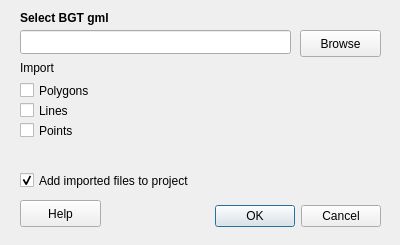
Before: the Qt Designer form bgt_import_dialog_base.ui in MarcoDuiker/QGIS_BGT_Import, drawn with Qt 5.
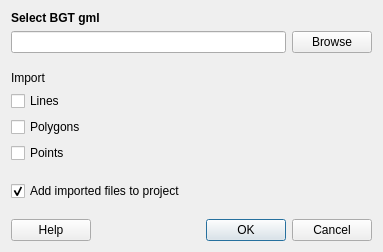
After: the same form once the commit is applied.

Commit message: dutch translation and window resizable

Diff of the .ui file:
```diff
--- a/bgt_import_dialog_base.ui
+++ b/bgt_import_dialog_base.ui
@@ -6,67 +6,18 @@
    <rect>
     <x>0</x>
     <y>0</y>
-    <width>400</width>
-    <height>245</height>
+    <width>383</width>
+    <height>252</height>
    </rect>
   </property>
   <property name="windowTitle">
    <string>BGT Import</string>
   </property>
-  <widget class="QDialogButtonBox" name="button_box">
-   <property name="geometry">
-    <rect>
-     <x>40</x>
-     <y>200</y>
-     <width>341</width>
-     <height>32</height>
-    </rect>
-   </property>
-   <property name="orientation">
-    <enum>Qt::Horizontal</enum>
-   </property>
-   <property name="standardButtons">
-    <set>QDialogButtonBox::Cancel|QDialogButtonBox::Ok</set>
-   </property>
-  </widget>
-  <widget class="QPushButton" name="fileBrowseButton_2">
-   <property name="geometry">
-    <rect>
-     <x>300</x>
-     <y>30</y>
-     <width>81</width>
-     <height>27</height>
-    </rect>
-   </property>
-   <property name="text">
-    <string>Browse</string>
-   </property>
-  </widget>
-  <widget class="QLineEdit" name="fileNameBox">
-   <property name="geometry">
-    <rect>
-     <x>20</x>
-     <y>30</y>
-     <width>271</width>
-     <height>24</height>
-    </rect>
-   </property>
-   <property name="acceptDrops">
-    <bool>false</bool>
-   </property>
-   <property name="readOnly">
-    <bool>true</bool>
-   </property>
-  </widget>
+  <layout class="QVBoxLayout" name="verticalLayout_5">
+   <item>
+    <layout class="QVBoxLayout" name="verticalLayout_2">
+     <item>
   <widget class="QLabel" name="label">
-   <property name="geometry">
-    <rect>
-     <x>20</x>
-     <y>10</y>
-     <width>321</width>
-     <height>16</height>
-    </rect>
-   </property>
    <property name="font">
     <font>
      <weight>75</weight>
@@ -77,67 +28,92 @@
     <string>Select BGT gml</string>
    </property>
   </widget>
-  <widget class="QCheckBox" name="polygon_cbx">
-   <property name="geometry">
-    <rect>
-     <x>20</x>
-     <y>80</y>
-     <width>151</width>
-     <height>21</height>
-    </rect>
-   </property>
+     </item>
+     <item>
+      <layout class="QHBoxLayout" name="horizontalLayout">
+       <item>
+        <widget class="QLineEdit" name="fileNameBox">
+         <property name="acceptDrops">
+          <bool>false</bool>
+         </property>
+         <property name="readOnly">
+          <bool>true</bool>
+         </property>
+        </widget>
+       </item>
+       <item>
+        <widget class="QPushButton" name="fileBrowseButton_2">
    <property name="text">
-    <string>Polygons</string>
-   </property>
-  </widget>
+          <string>Browse</string>
+         </property>
+        </widget>
+       </item>
+      </layout>
+     </item>
+    </layout>
+   </item>
+   <item>
+    <spacer name="verticalSpacer">
+     <property name="orientation">
+      <enum>Qt::Vertical</enum>
+     </property>
+     <property name="sizeHint" stdset="0">
+      <size>
+       <width>20</width>
+       <height>40</height>
+      </size>
+     </property>
+    </spacer>
+   </item>
+   <item>
+    <layout class="QVBoxLayout" name="verticalLayout">
+     <item>
+      <widget class="QLabel" name="label_2">
+       <property name="text">
+        <string>Import</string>
+       </property>
+      </widget>
+     </item>
+     <item>
   <widget class="QCheckBox" name="line_cbx">
-   <property name="geometry">
-    <rect>
-     <x>20</x>
-     <y>100</y>
-     <width>151</width>
-     <height>21</height>
-    </rect>
-   </property>
    <property name="text">
     <string>Lines</string>
    </property>
   </widget>
+     </item>
+     <item>
+      <widget class="QCheckBox" name="polygon_cbx">
+       <property name="text">
+        <string>Polygons</string>
+       </property>
+      </widget>
+     </item>
+     <item>
   <widget class="QCheckBox" name="point_cbx">
-   <property name="geometry">
-    <rect>
-     <x>20</x>
-     <y>120</y>
-     <width>151</width>
-     <height>21</height>
-    </rect>
-   </property>
    <property name="text">
     <string>Points</string>
    </property>
   </widget>
-  <widget class="QLabel" name="label_2">
-   <property name="geometry">
-    <rect>
-     <x>20</x>
-     <y>60</y>
-     <width>111</width>
-     <height>16</height>
-    </rect>
-   </property>
-   <property name="text">
-    <string>Import</string>
-   </property>
-  </widget>
+     </item>
+    </layout>
+   </item>
+   <item>
+    <spacer name="verticalSpacer_2">
+     <property name="orientation">
+      <enum>Qt::Vertical</enum>
+     </property>
+     <property name="sizeHint" stdset="0">
+      <size>
+       <width>20</width>
+       <height>40</height>
+      </size>
+     </property>
+    </spacer>
+   </item>
+   <item>
+    <layout class="QVBoxLayout" name="verticalLayout_3">
+     <item>
   <widget class="QCheckBox" name="add_cbx">
-   <property name="geometry">
-    <rect>
-     <x>20</x>
-     <y>170</y>
-     <width>221</width>
-     <height>21</height>
-    </rect>
-   </property>
    <property name="text">
     <string>Add imported files to project</string>
    </property>
@@ -145,19 +121,65 @@
     <bool>true</bool>
    </property>
   </widget>
+     </item>
+     <item>
+      <spacer name="verticalSpacer_3">
+       <property name="orientation">
+        <enum>Qt::Vertical</enum>
+       </property>
+       <property name="sizeHint" stdset="0">
+        <size>
+         <width>20</width>
+         <height>40</height>
+        </size>
+       </property>
+      </spacer>
+     </item>
+    </layout>
+   </item>
+   <item>
+    <layout class="QHBoxLayout" name="horizontalLayout_2">
+     <item>
   <widget class="QPushButton" name="help_btn">
-   <property name="geometry">
-    <rect>
-     <x>20</x>
-     <y>200</y>
-     <width>81</width>
-     <height>27</height>
-    </rect>
-   </property>
    <property name="text">
     <string>Help</string>
    </property>
   </widget>
+     </item>
+     <item>
+      <spacer name="horizontalSpacer">
+       <property name="orientation">
+        <enum>Qt::Horizontal</enum>
+       </property>
+       <property name="sizeHint" stdset="0">
+        <size>
+         <width>40</width>
+         <height>20</height>
+        </size>
+       </property>
+      </spacer>
+     </item>
+     <item>
+      <widget class="QDialogButtonBox" name="button_box">
+       <property name="orientation">
+        <enum>Qt::Horizontal</enum>
+       </property>
+       <property name="standardButtons">
+        <set>QDialogButtonBox::Cancel|QDialogButtonBox::Ok</set>
+       </property>
+      </widget>
+     </item>
+    </layout>
+   </item>
+  </layout>
+  <zorder>verticalLayoutWidget</zorder>
+  <zorder>polygon_cbx</zorder>
+  <zorder>horizontalLayoutWidget_2</zorder>
+  <zorder>verticalLayoutWidget_2</zorder>
+  <zorder>label</zorder>
+  <zorder>verticalLayoutWidget_3</zorder>
+  <zorder>verticalSpacer</zorder>
+  <zorder>verticalSpacer_2</zorder>
  </widget>
  <resources/>
  <connections>
```
Lines whose indentation alone changed are shown as unchanged. The commit also changes 1 other file.
